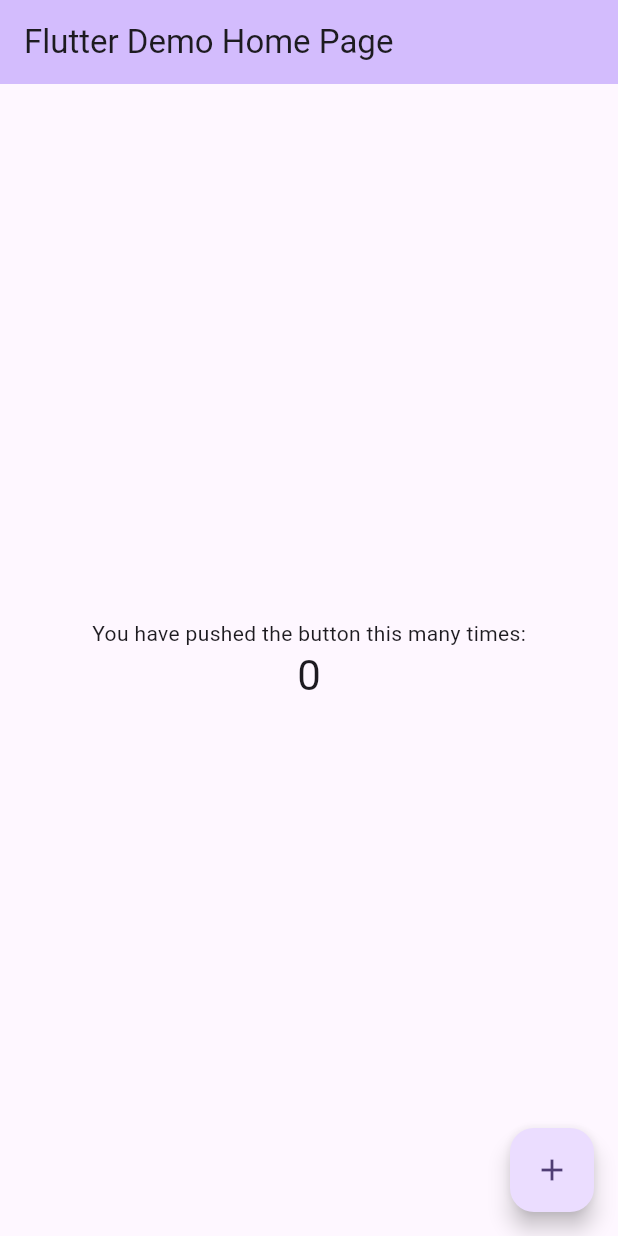
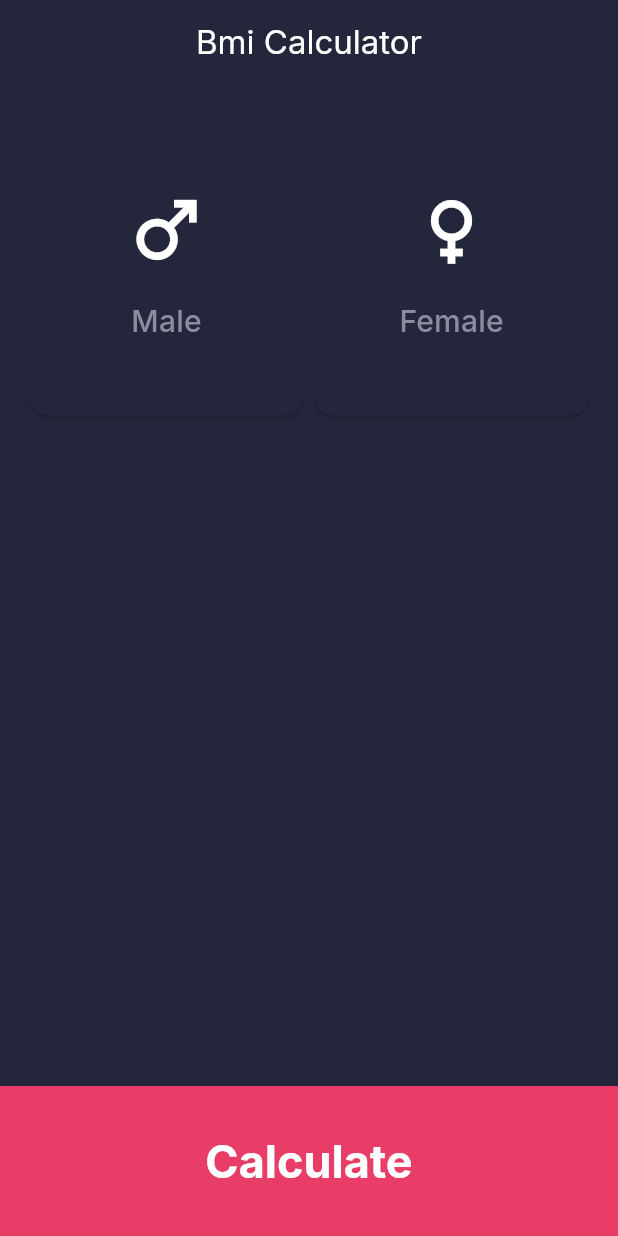
Before and after one commit to mraslamiii/bmi_darolfonon, a Flutter app: the screen it shows after launch, on a phone screen of 412 x 824 dp. Run offline on Flutter 3.47's test engine with Material 3 defaults, Android fonts, the phone set to English and light mode, and no system bars; our stand-ins replace google_fonts.

Commit message:
first commit

```diff
--- a/lib/main.dart
+++ b/lib/main.dart
@@ -1,125 +1,22 @@
+import 'package:bmi/pages/bmi_cal.dart';
+import 'package:bmi/theme/theme.dart';
 import 'package:flutter/material.dart';
 
 void main() {
-  runApp(const MyApp());
+
+  runApp(MyApp());
+
 }
 
 class MyApp extends StatelessWidget {
   const MyApp({super.key});
 
-  // This widget is the root of your application.
   @override
   Widget build(BuildContext context) {
     return MaterialApp(
-      title: 'Flutter Demo',
-      theme: ThemeData(
-        // This is the theme of your application.
-        //
-        // TRY THIS: Try running your application with "flutter run". You'll see
-        // the application has a purple toolbar. Then, without quitting the app,
-        // try changing the seedColor in the colorScheme below to Colors.green
-        // and then invoke "hot reload" (save your changes or press the "hot
-        // reload" button in a Flutter-supported IDE, or press "r" if you used
-        // the command line to start the app).
-        //
-        // Notice that the counter didn't reset back to zero; the application
-        // state is not lost during the reload. To reset the state, use hot
-        // restart instead.
-        //
-        // This works for code too, not just values: Most code changes can be
-        // tested with just a hot reload.
-        colorScheme: ColorScheme.fromSeed(seedColor: Colors.deepPurple),
-        useMaterial3: true,
-      ),
-      home: const MyHomePage(title: 'Flutter Demo Home Page'),
+      debugShowCheckedModeBanner: false,
+      theme: myTheme(),
+      home: const BmiCalPage(),
     );
   }
 }
-
-class MyHomePage extends StatefulWidget {
-  const MyHomePage({super.key, required this.title});
-
-  // This widget is the home page of your application. It is stateful, meaning
-  // that it has a State object (defined below) that contains fields that affect
-  // how it looks.
-
-  // This class is the configuration for the state. It holds the values (in this
-  // case the title) provided by the parent (in this case the App widget) and
-  // used by the build method of the State. Fields in a Widget subclass are
-  // always marked "final".
-
-  final String title;
-
-  @override
-  State<MyHomePage> createState() => _MyHomePageState();
-}
-
-class _MyHomePageState extends State<MyHomePage> {
-  int _counter = 0;
-
-  void _incrementCounter() {
-    setState(() {
-      // This call to setState tells the Flutter framework that something has
-      // changed in this State, which causes it to rerun the build method below
-      // so that the display can reflect the updated values. If we changed
-      // _counter without calling setState(), then the build method would not be
-      // called again, and so nothing would appear to happen.
-      _counter++;
-    });
-  }
-
-  @override
-  Widget build(BuildContext context) {
-    // This method is rerun every time setState is called, for instance as done
-    // by the _incrementCounter method above.
-    //
-    // The Flutter framework has been optimized to make rerunning build methods
-    // fast, so that you can just rebuild anything that needs updating rather
-    // than having to individually change instances of widgets.
-    return Scaffold(
-      appBar: AppBar(
-        // TRY THIS: Try changing the color here to a specific color (to
-        // Colors.amber, perhaps?) and trigger a hot reload to see the AppBar
-        // change color while the other colors stay the same.
-        backgroundColor: Theme.of(context).colorScheme.inversePrimary,
-        // Here we take the value from the MyHomePage object that was created by
-        // the App.build method, and use it to set our appbar title.
-        title: Text(widget.title),
-      ),
-      body: Center(
-        // Center is a layout widget. It takes a single child and positions it
-        // in the middle of the parent.
-        child: Column(
-          // Column is also a layout widget. It takes a list of children and
-          // arranges them vertically. By default, it sizes itself to fit its
-          // children horizontally, and tries to be as tall as its parent.
-          //
-          // Column has various properties to control how it sizes itself and
-          // how it positions its children. Here we use mainAxisAlignment to
-          // center the children vertically; the main axis here is the vertical
-          // axis because Columns are vertical (the cross axis would be
-          // horizontal).
-          //
-          // TRY THIS: Invoke "debug painting" (choose the "Toggle Debug Paint"
-          // action in the IDE, or press "p" in the console), to see the
-          // wireframe for each widget.
-          mainAxisAlignment: MainAxisAlignment.center,
-          children: <Widget>[
-            const Text(
-              'You have pushed the button this many times:',
-            ),
-            Text(
-              '$_counter',
-              style: Theme.of(context).textTheme.headlineMedium,
-            ),
-          ],
-        ),
-      ),
-      floatingActionButton: FloatingActionButton(
-        onPressed: _incrementCounter,
-        tooltip: 'Increment',
-        child: const Icon(Icons.add),
-      ), // This trailing comma makes auto-formatting nicer for build methods.
-    );
-  }
-}
--- /dev/null
+++ b/lib/pages/bmi_cal.dart
@@ -0,0 +1,77 @@
+import 'package:flutter/material.dart';
+
+class BmiCalPage extends StatelessWidget {
+  const BmiCalPage({super.key});
+
+  @override
+  Widget build(BuildContext context) {
+    return Scaffold(
+      appBar: AppBar(
+        title: const Text('Bmi Calculator'),
+      ),
+      bottomNavigationBar: SizedBox(
+          height: 100,
+          child: FilledButton(onPressed: () {}, child: Text('Calculate'))),
+      body: const Padding(
+        padding: EdgeInsets.symmetric(vertical: 16, horizontal: 16),
+        child: Column(
+          children: [
+            Row(
+              mainAxisAlignment: MainAxisAlignment.center,
+              children: [
+                Expanded(
+                    flex: 1,
+                    child: SelectGenderWidget(
+                      title: "Male",
+                      icon: Icons.male,
+                    )),
+                Expanded(
+                    flex: 1,
+                    child: SelectGenderWidget(
+                      title: "Female",
+                      icon: Icons.female,
+                    )),
+              ],
+            ),
+          ],
+        ),
+      ),
+    );
+  }
+}
+
+class SelectGenderWidget extends StatelessWidget {
+  final String title;
+  final IconData icon;
+
+  const SelectGenderWidget(
+      {super.key, required this.icon, required this.title});
+
+  @override
+  Widget build(BuildContext context) {
+    return AspectRatio(
+      aspectRatio: 1 / 1.1,
+      child: Card(
+        child: Padding(
+          padding: const EdgeInsets.only(left: 32, right: 32, top: 12),
+          child: Column(
+            mainAxisAlignment: MainAxisAlignment.center,
+            children: [
+              Icon(
+                icon,
+                size: 60,
+              ),
+              Padding(
+                padding: const EdgeInsets.only(top: 16, bottom: 12),
+                child: Text(
+                  title,
+                  style: Theme.of(context).textTheme.titleMedium,
+                ),
+              )
+            ],
+          ),
+        ),
+      ),
+    );
+  }
+}
--- /dev/null
+++ b/lib/theme/colors.dart
@@ -0,0 +1,16 @@
+import 'package:flutter/material.dart';
+
+ const primaryColor = Color(0xffE83D67);
+ const onPrimaryColor = Color(0xffFFFFFF);
+ const secondaryColor = Color(0xff8B8C9E);
+ const onSecondaryColor = Color(0xffFFFFFF);
+ const errorColor = Colors.red;
+ const onErrorColor =  Color(0xffFFFFFF);
+ const backgroundColor = Color(0xff1C2135);
+ const onBackgroundColor = Color(0xffFFFFFF);
+ const surfaceColor = Color(0xff24263B);
+const onSurfaceColor = Color(0xffFFFFFF);
+
+
+//text color
+const titleMediumColor = Color(0xff8B8C9E);
--- /dev/null
+++ b/lib/theme/theme.dart
@@ -0,0 +1,35 @@
+import 'package:bmi/theme/colors.dart';
+import 'package:flutter/material.dart';
+import 'package:google_fonts/google_fonts.dart';
+
+ThemeData myTheme() {
+  return ThemeData(
+      appBarTheme: const AppBarTheme(
+        centerTitle: true,
+      ),
+      textTheme: GoogleFonts.interTextTheme().copyWith(
+        titleMedium: GoogleFonts.inter(
+            fontSize: 20, fontWeight: FontWeight.w500, color: titleMediumColor),
+      ),
+      filledButtonTheme: FilledButtonThemeData(
+          style: ButtonStyle(
+              textStyle: MaterialStatePropertyAll(
+                  GoogleFonts.inter(fontSize: 30, fontWeight: FontWeight.w700)),
+              shape: MaterialStatePropertyAll(RoundedRectangleBorder(
+                  borderRadius: BorderRadius.circular(0))))),
+      iconTheme: const IconThemeData(color: Colors.white, size: 20),
+      colorScheme: const ColorScheme(
+          brightness: Brightness.light,
+          primary: primaryColor,
+          onPrimary: onPrimaryColor,
+          secondary: secondaryColor,
+          onSecondary: onSecondaryColor,
+          error: errorColor,
+          onError: onErrorColor,
+          background: backgroundColor,
+          onBackground: onBackgroundColor,
+          surface: surfaceColor,
+          surfaceTint: surfaceColor,
+          onSurfaceVariant: onSurfaceColor,
+          onSurface: onSurfaceColor));
+}
--- a/pubspec.yaml
+++ b/pubspec.yaml
@@ -35,6 +35,7 @@ dependencies:
   # The following adds the Cupertino Icons font to your application.
   # Use with the CupertinoIcons class for iOS style icons.
   cupertino_icons: ^1.0.6
+  google_fonts: ^6.2.1
 
 dev_dependencies:
   flutter_test:
```
Also changed, not shown: pubspec.lock.
